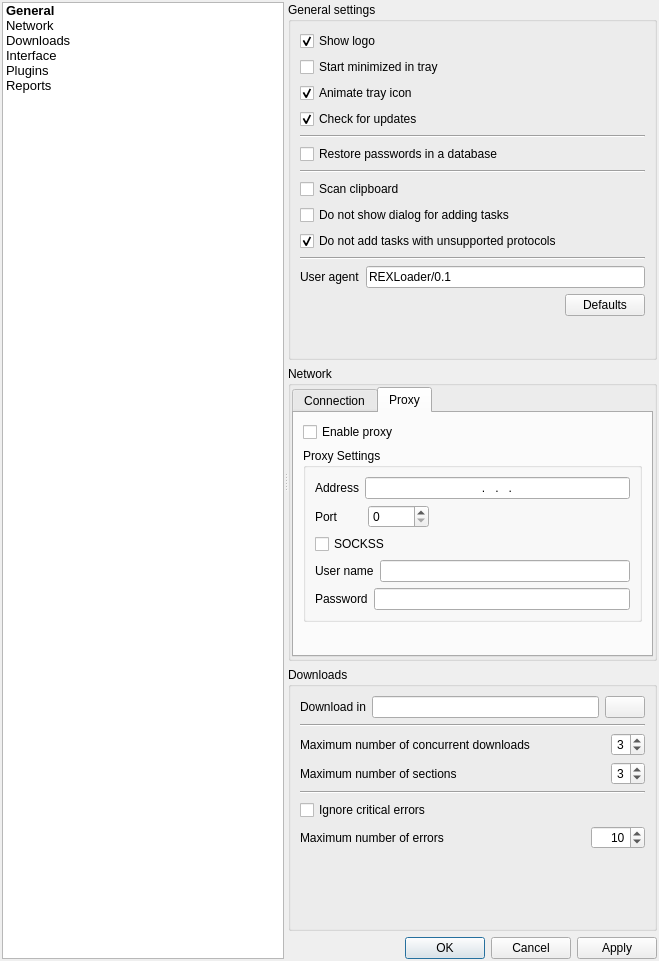
Qt form REXLoader/settingsdialog.ui (RA9OAJ/rexloader) before a commit.
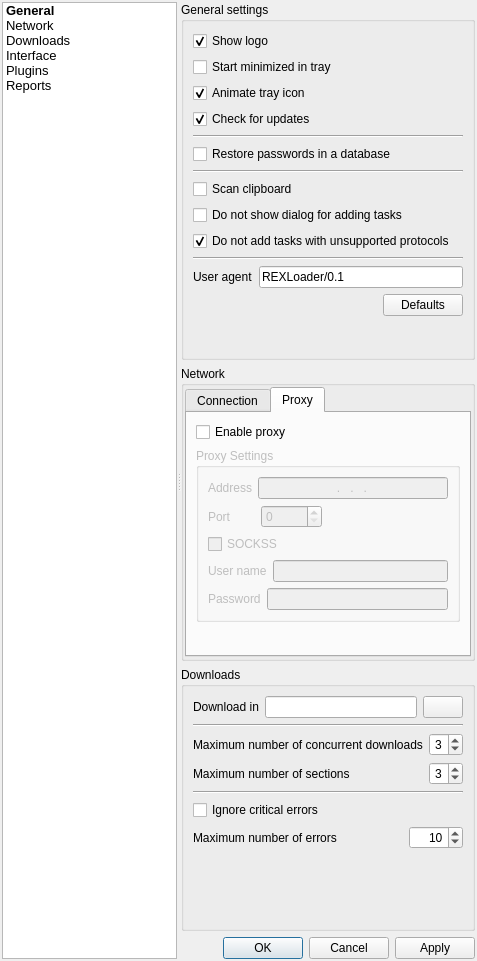
The same form after that commit. The open tabs and pages were chosen to show the change.

```diff
--- a/REXLoader/settingsdialog.ui
+++ b/REXLoader/settingsdialog.ui
@@ -6,7 +6,7 @@
    <rect>
     <x>0</x>
     <y>0</y>
-    <width>659</width>
+    <width>477</width>
     <height>961</height>
    </rect>
   </property>
@@ -477,6 +477,9 @@
               </item>
               <item>
                <widget class="QGroupBox" name="groupBox">
+                <property name="enabled">
+                 <bool>false</bool>
+                </property>
                 <property name="title">
                  <string>Proxy Settings</string>
                 </property>
```
Left out of the diff: 2 changed lines with no effect on the pictures.
